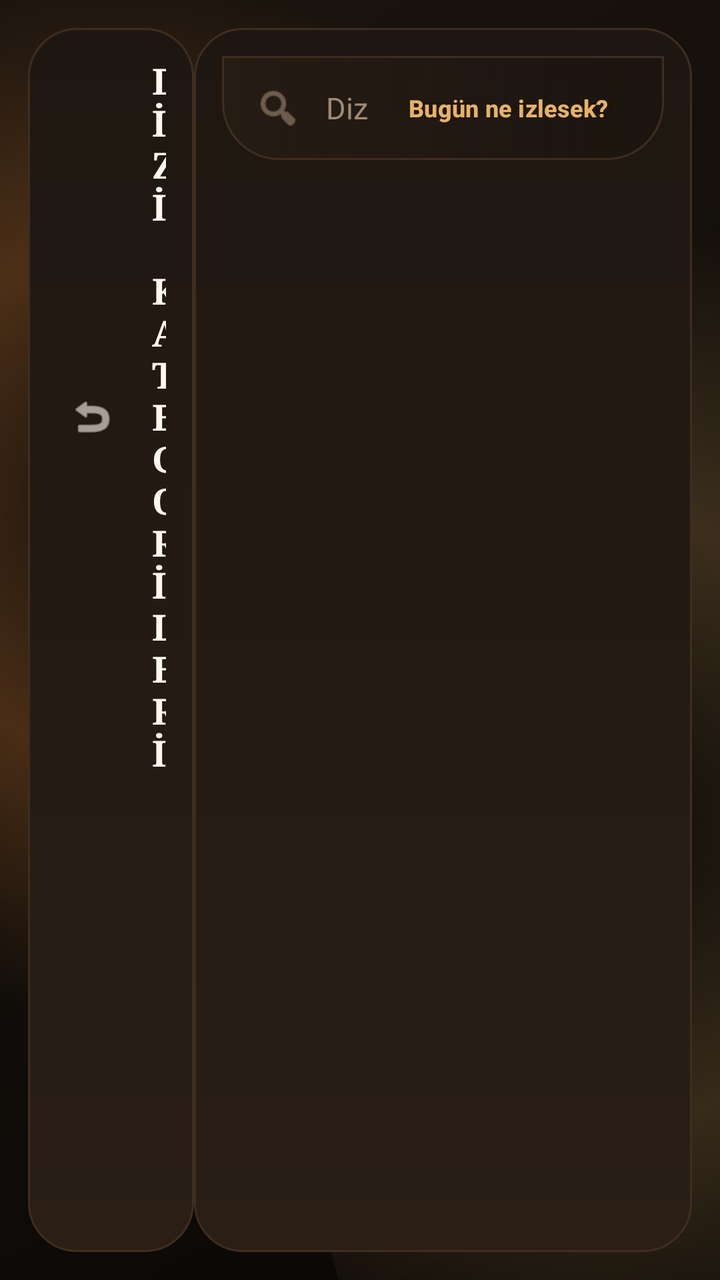
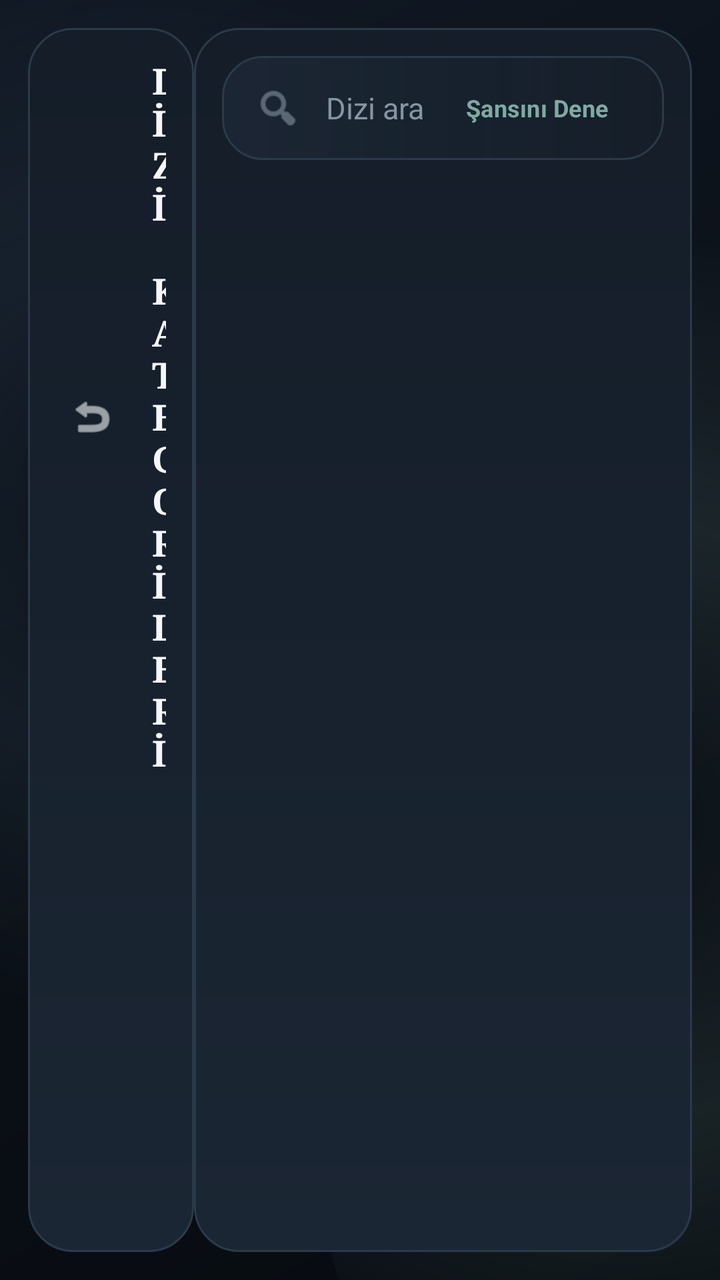

Two renders of the same Android screen: before a commit and after it. Below are the layout's source before the change and the commit's diff.
<!-- AndroidManifest.xml: application theme Theme.UzunsIPTV -->
<!-- res/layout/activity_series.xml -->
<?xml version="1.0" encoding="utf-8"?>
<LinearLayout xmlns:android="http://schemas.android.com/apk/res/android"
    xmlns:app="http://schemas.android.com/apk/res-auto"
    xmlns:tools="http://schemas.android.com/tools"
    android:id="@+id/rootSeriesLayout"
    android:layout_width="match_parent"
    android:layout_height="match_parent"
    android:orientation="horizontal"
    android:background="@drawable/bg_app_surface"
    android:baselineAligned="false"
    tools:context=".SeriesActivity">

    <LinearLayout
        android:id="@+id/panelCategories"
        android:layout_width="0dp"
        android:layout_height="match_parent"
        android:layout_weight="0.25"
        android:layout_marginStart="14dp"
        android:layout_marginTop="14dp"
        android:layout_marginBottom="14dp"
        android:orientation="vertical"
        android:background="@drawable/bg_panel_surface"
        android:padding="14dp">

        <LinearLayout
            android:layout_width="match_parent"
            android:layout_height="wrap_content"
            android:orientation="horizontal"
            android:gravity="center_vertical"
            android:paddingBottom="18dp">

            <ImageView
                android:id="@+id/btnBack"
                android:layout_width="36dp"
                android:layout_height="36dp"
                android:src="@android:drawable/ic_menu_revert"
                app:tint="@color/app_text_primary"
                android:background="@drawable/bg_universal_selector"
                android:padding="6dp"
                android:clickable="true"
                android:focusable="true"
                android:scaleType="centerInside"/>

            <TextView
                android:layout_width="wrap_content"
                android:layout_height="wrap_content"
                android:text="DİZİ KATEGORİLERİ"
                android:textColor="@color/app_text_primary"
                android:textSize="18sp"
                android:textStyle="bold"
                android:fontFamily="serif"
                android:layout_marginStart="12dp"/>
        </LinearLayout>

        <androidx.recyclerview.widget.RecyclerView
            android:id="@+id/rvCategories"
            android:layout_width="match_parent"
            android:layout_height="match_parent"
            android:nextFocusRight="@+id/rvSeries"
            android:descendantFocusability="afterDescendants"/>

    </LinearLayout>

    <androidx.constraintlayout.widget.ConstraintLayout
        android:id="@+id/contentSeriesPanel"
        android:layout_width="0dp"
        android:layout_height="match_parent"
        android:layout_weight="0.75"
        android:layout_marginTop="14dp"
        android:layout_marginEnd="14dp"
        android:layout_marginBottom="14dp"
        android:background="@drawable/bg_panel_surface"
        android:padding="14dp">

        <LinearLayout
            android:id="@+id/searchBar"
            android:layout_width="match_parent"
            android:layout_height="wrap_content"
            android:orientation="horizontal"
            android:gravity="center_vertical"
            android:background="@drawable/bg_toolbar_surface"
            android:paddingHorizontal="16dp"
            android:paddingVertical="6dp"
            android:layout_marginBottom="12dp"
            app:layout_constraintTop_toTopOf="parent"
            app:layout_constraintStart_toStartOf="parent"
            app:layout_constraintEnd_toEndOf="parent">

            <ImageView
                android:layout_width="24dp"
                android:layout_height="24dp"
                android:src="@android:drawable/ic_menu_search"
                app:tint="@color/app_text_muted"
                android:scaleType="centerInside"/>

            <EditText
                android:id="@+id/etSearch"
                android:layout_width="0dp"
                android:layout_height="40dp"
                android:layout_weight="1"
                android:background="@null"
                android:hint="Dizi ara..."
                android:textColor="@color/app_text_primary"
                android:textColorHint="@color/app_text_muted"
                android:textSize="15sp"
                android:paddingStart="12dp"
                android:singleLine="true"
                android:imeOptions="actionSearch"/>

            <Button
                android:id="@+id/btnRandomPickSeries"
                android:layout_width="wrap_content"
                android:layout_height="40dp"
                android:minWidth="0dp"
                android:paddingHorizontal="12dp"
                android:background="@drawable/bg_universal_selector"
                android:drawableStart="@drawable/ic_shuffle"
                android:drawablePadding="8dp"
                android:text="Bugün ne izlesek?"
                android:textAllCaps="false"
                android:textColor="@color/app_accent"
                android:textStyle="bold"
                android:textSize="12sp"
                android:contentDescription="Rastgele dizi"
                android:focusable="true"
                android:clickable="true"
                android:layout_marginStart="8dp"/>
        </LinearLayout>

        <ProgressBar
            android:id="@+id/pbLoading"
            android:layout_width="wrap_content"
            android:layout_height="wrap_content"
            android:indeterminateTint="@color/app_accent"
            app:layout_constraintTop_toBottomOf="@+id/searchBar"
            app:layout_constraintBottom_toBottomOf="parent"
            app:layout_constraintStart_toStartOf="parent"
            app:layout_constraintEnd_toEndOf="parent"/>

        <androidx.recyclerview.widget.RecyclerView
            android:id="@+id/rvSeries"
            android:layout_width="match_parent"
            android:layout_height="0dp"
            android:layout_marginTop="8dp"
            app:layout_constraintTop_toBottomOf="@+id/searchBar"
            app:layout_constraintBottom_toBottomOf="parent"
            android:nextFocusLeft="@+id/rvCategories"
            android:descendantFocusability="afterDescendants"/>

    </androidx.constraintlayout.widget.ConstraintLayout>

    <androidx.constraintlayout.widget.ConstraintLayout
        android:id="@+id/randomOverlaySeries"
        android:layout_width="match_parent"
        android:layout_height="match_parent"
        android:background="@drawable/bg_random_overlay"
        android:visibility="gone">

        <androidx.cardview.widget.CardView
            android:id="@+id/randomCardSeries"
            android:layout_width="260dp"
            android:layout_height="380dp"
            android:layout_margin="24dp"
            app:cardBackgroundColor="@color/app_card"
            app:cardCornerRadius="24dp"
            app:cardElevation="0dp"
            android:alpha="0"
            android:scaleX="0.9"
            android:scaleY="0.9"
            app:layout_constraintTop_toTopOf="parent"
            app:layout_constraintBottom_toBottomOf="parent"
            app:layout_constraintStart_toStartOf="parent"
            app:layout_constraintEnd_toEndOf="parent">

            <LinearLayout
                android:layout_width="match_parent"
                android:layout_height="match_parent"
                android:orientation="vertical">

                <ImageView
                    android:id="@+id/randomPosterSeries"
                    android:layout_width="match_parent"
                    android:layout_height="0dp"
                    android:layout_weight="1"
                    android:scaleType="centerCrop"
                    android:src="@drawable/bg_placeholder"/>

                <TextView
                    android:id="@+id/randomTitleSeries"
                    android:layout_width="match_parent"
                    android:layout_height="wrap_content"
                    android:text="Rastgele Dizi"
                    android:textColor="@color/app_text_primary"
                    android:textStyle="bold"
                    android:textSize="18sp"
                    android:padding="12dp"
                    android:background="@drawable/bg_toolbar_surface"/>

                <LinearLayout
                    android:layout_width="match_parent"
                    android:layout_height="wrap_content"
                    android:orientation="horizontal"
                    android:gravity="center"
                    android:padding="12dp"
                    android:background="@drawable/bg_panel_surface">

                    <Button
                        android:id="@+id/btnRandomAgainSeries"
                        android:layout_width="0dp"
                        android:layout_height="wrap_content"
                        android:layout_weight="1"
                        android:text="Tekrar"
                        android:textStyle="bold"
                        android:background="@drawable/bg_universal_selector"
                        android:textColor="@color/app_text_primary"
                        android:padding="10dp"
                        android:nextFocusRight="@id/btnRandomGoSeries"/>

                    <Space
                        android:layout_width="12dp"
                        android:layout_height="wrap_content"/>

                    <Button
                        android:id="@+id/btnRandomGoSeries"
                        android:layout_width="0dp"
                        android:layout_height="wrap_content"
                        android:layout_weight="1"
                        android:text="Diziye Git"
                        android:textStyle="bold"
                        android:background="@drawable/bg_primary_button"
                        android:textColor="@color/login_button_text"
                        android:padding="10dp"
                        android:nextFocusLeft="@id/btnRandomAgainSeries"/>
                </LinearLayout>
            </LinearLayout>
        </androidx.cardview.widget.CardView>
    </androidx.constraintlayout.widget.ConstraintLayout>

</LinearLayout>
<!-- resources referenced by this layout -->
<resources>
  <color name="app_accent">#E7B267</color>
  <color name="app_card">#251B13</color>
  <color name="app_text_muted">#9F8A75</color>
  <color name="app_text_primary">#FFF7ED</color>
  <!-- drawable bg_app_surface (drawable) -->
  <?xml version="1.0" encoding="utf-8"?>
  <layer-list xmlns:android="http://schemas.android.com/apk/res/android">
      <item>
          <shape android:shape="rectangle">
              <gradient
                  android:angle="315"
                  android:startColor="@color/app_bg_secondary"
                  android:centerColor="@color/app_bg"
                  android:endColor="#090705" />
          </shape>
      </item>
      <item android:top="-140dp" android:left="-100dp" android:right="120dp">
          <shape android:shape="oval">
              <gradient
                  android:type="radial"
                  android:gradientRadius="260dp"
                  android:centerColor="#55B66A2C"
                  android:endColor="#00120E0A" />
          </shape>
      </item>
      <item android:bottom="-180dp" android:right="-120dp" android:left="140dp">
          <shape android:shape="oval">
              <gradient
                  android:type="radial"
                  android:gradientRadius="300dp"
                  android:centerColor="#33E7B267"
                  android:endColor="#00120E0A" />
          </shape>
      </item>
  </layer-list>
  <!-- drawable bg_panel_surface (drawable) -->
  <?xml version="1.0" encoding="utf-8"?>
  <shape xmlns:android="http://schemas.android.com/apk/res/android" android:shape="rectangle">
      <gradient
          android:angle="90"
          android:startColor="@color/app_panel_strong"
          android:endColor="@color/app_panel" />
      <corners android:radius="24dp" />
      <stroke android:width="1dp" android:color="@color/app_stroke" />
  </shape>
  <!-- drawable bg_placeholder (drawable) -->
  <?xml version="1.0" encoding="utf-8"?>
  <layer-list xmlns:android="http://schemas.android.com/apk/res/android">
      <item>
          <shape android:shape="rectangle">
              <solid android:color="#252525" />
              <corners android:radius="8dp" />
          </shape>
      </item>
  
      <item android:gravity="center">
          <bitmap android:src="@android:drawable/ic_menu_gallery"
              android:tint="#40FFFFFF"
              android:gravity="center"/>
      </item>
  </layer-list>
  <!-- drawable bg_toolbar_surface (drawable) -->
  <?xml version="1.0" encoding="utf-8"?>
  <shape xmlns:android="http://schemas.android.com/apk/res/android" android:shape="rectangle">
      <gradient
          android:angle="0"
          android:startColor="#D1261C14"
          android:endColor="#A018120D" />
      <corners android:bottomLeftRadius="28dp" android:bottomRightRadius="28dp" />
      <stroke android:width="1dp" android:color="@color/app_stroke" />
  </shape>
  <!-- drawable bg_universal_selector (drawable) -->
  <?xml version="1.0" encoding="utf-8"?>
  <selector xmlns:android="http://schemas.android.com/apk/res/android">
  
      <item android:state_focused="true">
          <inset
              android:insetLeft="1dp"
              android:insetTop="1dp"
              android:insetRight="1dp"
              android:insetBottom="1dp">
              <shape android:shape="rectangle">
                  <solid android:color="#332A1E15"/>
                  <stroke android:width="2dp" android:color="@color/app_focus" />
                  <corners android:radius="24dp" />
              </shape>
          </inset>
      </item>
  
      <item android:state_pressed="true">
          <inset
              android:insetLeft="1dp"
              android:insetTop="1dp"
              android:insetRight="1dp"
              android:insetBottom="1dp">
              <shape android:shape="rectangle">
                  <solid android:color="#332A1E15"/>
                  <stroke android:width="2dp" android:color="@color/app_accent" />
                  <corners android:radius="24dp" />
              </shape>
          </inset>
      </item>
  
      <item>
          <shape android:shape="rectangle">
              <solid android:color="#00000000"/>
              <stroke android:width="0dp" android:color="#00000000" />
              <corners android:radius="24dp" />
          </shape>
      </item>
  </selector>
  <color name="app_bg_secondary">#1B140E</color>
  <color name="app_bg">#120E0A</color>
  <color name="app_panel_strong">#2A1E15</color>
  <color name="app_panel">#1E1711</color>
  <color name="app_stroke">#3F2D20</color>
  <color name="app_focus">#FFF2D8</color>
  <color name="app_accent_strong">#FFCB7A</color>
  <style name="Base.Theme.UzunsIPTV" parent="Theme.Material3.DayNight.NoActionBar">
          <item name="colorPrimary">@color/app_accent</item>
          <item name="colorOnPrimary">@color/login_button_text</item>
          <item name="colorSecondary">@color/app_accent_deep</item>
          <item name="colorOnSecondary">@color/app_text_primary</item>
          <item name="android:windowBackground">@color/app_bg</item>
          <item name="android:statusBarColor">@android:color/transparent</item>
          <item name="android:navigationBarColor">@color/app_bg</item>
          <item name="android:windowLightStatusBar">false</item>
          <item name="android:textColorPrimary">@color/app_text_primary</item>
          <item name="android:textColorSecondary">@color/app_text_secondary</item>
          <item name="materialCardViewStyle">@style/Uzuns.Card</item>
      </style>
  <color name="app_accent_deep">#B66A2C</color>
  <color name="app_text_secondary">#D9C7B4</color>
  <style name="Uzuns.Card" parent="Widget.Material3.CardView.Elevated">
          <item name="cardBackgroundColor">@color/app_card</item>
          <item name="cardCornerRadius">24dp</item>
          <item name="cardElevation">0dp</item>
      </style>
  <!-- unchanged entries left out for length: 4 -->
</resources>

<!-- the commit's change to res/layout/activity_series.xml (unified diff, before → after) -->
@@ -27,7 +27,7 @@
             android:layout_height="wrap_content"
             android:orientation="horizontal"
             android:gravity="center_vertical"
-            android:paddingBottom="18dp">
+            android:paddingBottom="8dp">
 
             <ImageView
                 android:id="@+id/btnBack"
@@ -116,7 +116,7 @@
                 android:background="@drawable/bg_universal_selector"
                 android:drawableStart="@drawable/ic_shuffle"
                 android:drawablePadding="8dp"
-                android:text="Bugün ne izlesek?"
+                android:text="Şansını Dene"
                 android:textAllCaps="false"
                 android:textColor="@color/app_accent"
                 android:textStyle="bold"
@@ -209,7 +209,7 @@
                         android:layout_width="0dp"
                         android:layout_height="wrap_content"
                         android:layout_weight="1"
-                        android:text="Tekrar"
+                        android:text="Başka Seç"
                         android:textStyle="bold"
                         android:background="@drawable/bg_universal_selector"
                         android:textColor="@color/app_text_primary"
<!-- resource entries referenced after the edit -->
@@ -1,9 +1,9 @@
 <!-- resources referenced by this layout -->
 <resources>
-  <color name="app_accent">#E7B267</color>
-  <color name="app_card">#251B13</color>
-  <color name="app_text_muted">#9F8A75</color>
-  <color name="app_text_primary">#FFF7ED</color>
+  <color name="app_accent">#7FA9A3</color>
+  <color name="app_card">#18222E</color>
+  <color name="app_text_muted">#8794A2</color>
+  <color name="app_text_primary">#F4F6F8</color>
   <!-- drawable bg_app_surface (drawable) -->
   <?xml version="1.0" encoding="utf-8"?>
   <layer-list xmlns:android="http://schemas.android.com/apk/res/android">
@@ -13,7 +13,7 @@
                   android:angle="315"
                   android:startColor="@color/app_bg_secondary"
                   android:centerColor="@color/app_bg"
-                  android:endColor="#090705" />
+                  android:endColor="#070B10" />
           </shape>
       </item>
       <item android:top="-140dp" android:left="-100dp" android:right="120dp">
@@ -21,8 +21,8 @@
               <gradient
                   android:type="radial"
                   android:gradientRadius="260dp"
-                  android:centerColor="#55B66A2C"
-                  android:endColor="#00120E0A" />
+                  android:centerColor="#263F5B72"
+                  android:endColor="#000B1017" />
           </shape>
       </item>
       <item android:bottom="-180dp" android:right="-120dp" android:left="140dp">
@@ -30,8 +30,8 @@
               <gradient
                   android:type="radial"
                   android:gradientRadius="300dp"
-                  android:centerColor="#33E7B267"
-                  android:endColor="#00120E0A" />
+                  android:centerColor="#247FA9A3"
+                  android:endColor="#000B1017" />
           </shape>
       </item>
   </layer-list>
@@ -42,7 +42,7 @@
           android:angle="90"
           android:startColor="@color/app_panel_strong"
           android:endColor="@color/app_panel" />
-      <corners android:radius="24dp" />
+      <corners android:radius="22dp" />
       <stroke android:width="1dp" android:color="@color/app_stroke" />
   </shape>
   <!-- drawable bg_placeholder (drawable) -->
@@ -50,7 +50,7 @@
   <layer-list xmlns:android="http://schemas.android.com/apk/res/android">
       <item>
           <shape android:shape="rectangle">
-              <solid android:color="#252525" />
+      <solid android:color="@color/app_panel_strong" />
               <corners android:radius="8dp" />
           </shape>
       </item>
@@ -66,9 +66,9 @@
   <shape xmlns:android="http://schemas.android.com/apk/res/android" android:shape="rectangle">
       <gradient
           android:angle="0"
-          android:startColor="#D1261C14"
-          android:endColor="#A018120D" />
-      <corners android:bottomLeftRadius="28dp" android:bottomRightRadius="28dp" />
+          android:startColor="#F01B2634"
+          android:endColor="#E0141D28" />
+      <corners android:radius="20dp" />
       <stroke android:width="1dp" android:color="@color/app_stroke" />
   </shape>
   <!-- drawable bg_universal_selector (drawable) -->
@@ -82,9 +82,9 @@
               android:insetRight="1dp"
               android:insetBottom="1dp">
               <shape android:shape="rectangle">
-                  <solid android:color="#332A1E15"/>
+                  <solid android:color="#661B2634"/>
                   <stroke android:width="2dp" android:color="@color/app_focus" />
-                  <corners android:radius="24dp" />
+                  <corners android:radius="18dp" />
               </shape>
           </inset>
       </item>
@@ -96,9 +96,9 @@
               android:insetRight="1dp"
               android:insetBottom="1dp">
               <shape android:shape="rectangle">
-                  <solid android:color="#332A1E15"/>
+                  <solid android:color="#801B2634"/>
                   <stroke android:width="2dp" android:color="@color/app_accent" />
-                  <corners android:radius="24dp" />
+                  <corners android:radius="18dp" />
               </shape>
           </inset>
       </item>
@@ -107,17 +107,17 @@
           <shape android:shape="rectangle">
               <solid android:color="#00000000"/>
               <stroke android:width="0dp" android:color="#00000000" />
-              <corners android:radius="24dp" />
+              <corners android:radius="18dp" />
           </shape>
       </item>
   </selector>
-  <color name="app_bg_secondary">#1B140E</color>
-  <color name="app_bg">#120E0A</color>
-  <color name="app_panel_strong">#2A1E15</color>
-  <color name="app_panel">#1E1711</color>
-  <color name="app_stroke">#3F2D20</color>
-  <color name="app_focus">#FFF2D8</color>
-  <color name="app_accent_strong">#FFCB7A</color>
+  <color name="app_bg_secondary">#111925</color>
+  <color name="app_bg">#0B1017</color>
+  <color name="app_panel_strong">#1B2634</color>
+  <color name="app_panel">#141D28</color>
+  <color name="app_stroke">#2B3A49</color>
+  <color name="app_focus">#E7D7B8</color>
+  <color name="app_accent_strong">#A9C7C2</color>
   <style name="Base.Theme.UzunsIPTV" parent="Theme.Material3.DayNight.NoActionBar">
           <item name="colorPrimary">@color/app_accent</item>
           <item name="colorOnPrimary">@color/login_button_text</item>
@@ -129,13 +129,15 @@
           <item name="android:windowLightStatusBar">false</item>
           <item name="android:textColorPrimary">@color/app_text_primary</item>
           <item name="android:textColorSecondary">@color/app_text_secondary</item>
+          <item name="android:fontFamily">sans-serif</item>
+          <item name="android:windowActionModeOverlay">true</item>
           <item name="materialCardViewStyle">@style/Uzuns.Card</item>
       </style>
-  <color name="app_accent_deep">#B66A2C</color>
-  <color name="app_text_secondary">#D9C7B4</color>
+  <color name="app_accent_deep">#587E7A</color>
+  <color name="app_text_secondary">#C4CDD6</color>
   <style name="Uzuns.Card" parent="Widget.Material3.CardView.Elevated">
           <item name="cardBackgroundColor">@color/app_card</item>
-          <item name="cardCornerRadius">24dp</item>
+          <item name="cardCornerRadius">20dp</item>
           <item name="cardElevation">0dp</item>
       </style>
   <!-- unchanged entries left out for length: 4 -->
